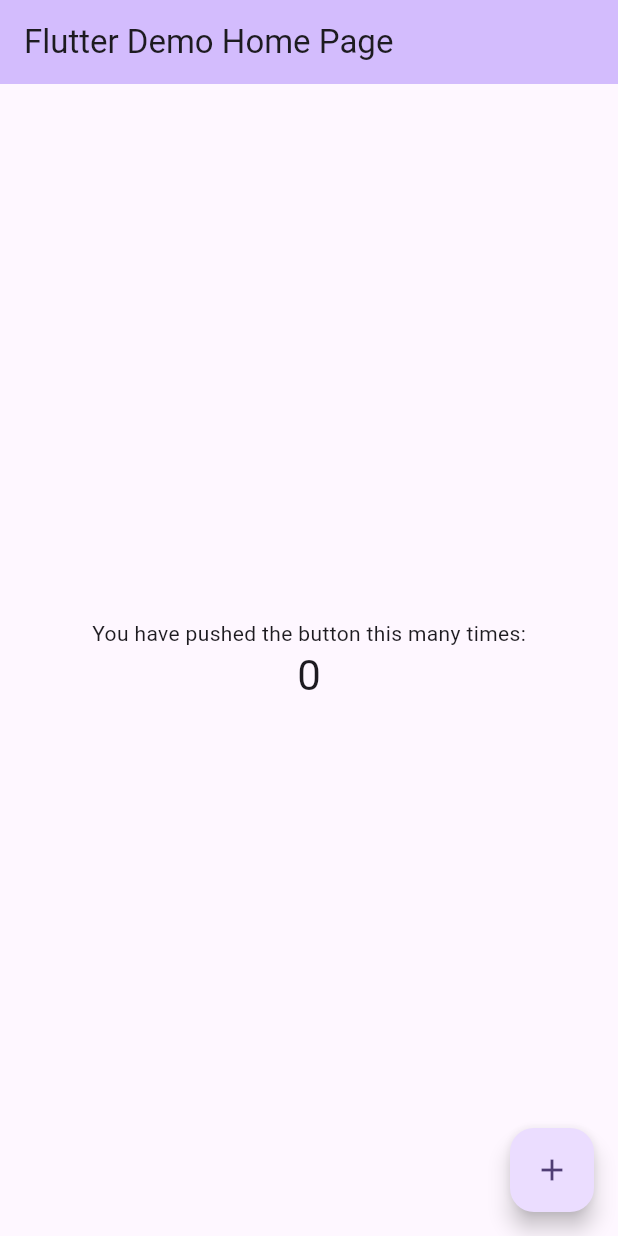
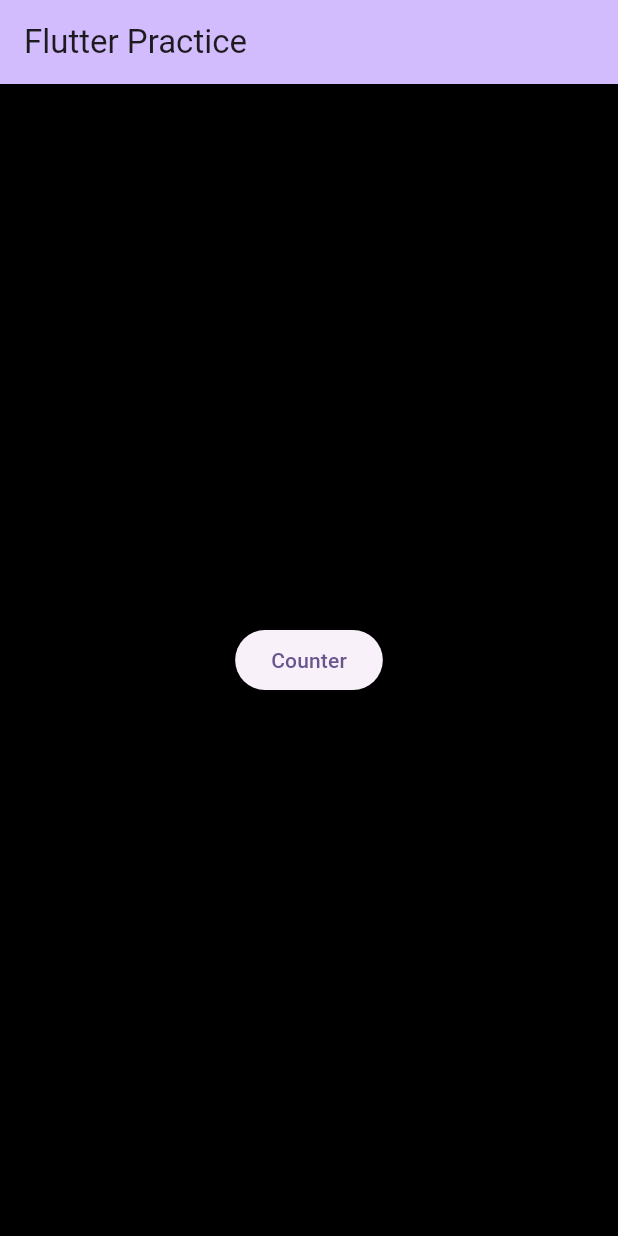
Before and after one commit to RohmadRifai/flutter_practices, a Flutter app: the screen it shows after launch, on a phone screen of 412 x 824 dp. Run offline on Flutter 3.47's test engine with Material 3 defaults, Android fonts, the phone set to English and light mode, and no system bars; our stand-ins replace flutter_riverpod.

Commit message:
feat: add routes, implement riverpod

```diff
--- a/lib/main.dart
+++ b/lib/main.dart
@@ -1,7 +1,14 @@
 import 'package:flutter/material.dart';
+import 'package:flutter_riverpod/flutter_riverpod.dart';
+
+import 'routes.dart';
 
 void main() {
-  runApp(const MyApp());
+  runApp(
+    const ProviderScope(
+      child: MyApp(),
+    ),
+  );
 }
 
 class MyApp extends StatelessWidget {
@@ -11,60 +18,39 @@ class MyApp extends StatelessWidget {
   Widget build(BuildContext context) {
     return MaterialApp(
       debugShowCheckedModeBanner: false,
-      title: 'Flutter Demo',
+      title: 'Flutter Practice',
       theme: ThemeData(
         colorScheme: ColorScheme.fromSeed(seedColor: Colors.deepPurple),
         useMaterial3: true,
       ),
-      home: const MyHomePage(title: 'Flutter Demo Home Page'),
+      home: const MyHomePage(),
+      routes: routes,
     );
   }
 }
 
-class MyHomePage extends StatefulWidget {
-  const MyHomePage({super.key, required this.title});
-
-  final String title;
-
-  @override
-  State<MyHomePage> createState() => _MyHomePageState();
-}
-
-class _MyHomePageState extends State<MyHomePage> {
-  int _counter = 0;
-
-  void _incrementCounter() {
-    setState(() {
-      _counter++;
-    });
-  }
+class MyHomePage extends StatelessWidget {
+  const MyHomePage({super.key});
 
   @override
   Widget build(BuildContext context) {
     return Scaffold(
+      backgroundColor: Colors.black,
       appBar: AppBar(
         backgroundColor: Theme.of(context).colorScheme.inversePrimary,
-        title: Text(widget.title),
+        title: const Text('Flutter Practice'),
       ),
       body: Center(
         child: Column(
-          mainAxisAlignment: MainAxisAlignment.center,
-          children: <Widget>[
-            const Text(
-              'You have pushed the button this many times:',
-            ),
-            Text(
-              '$_counter',
-              style: Theme.of(context).textTheme.headlineMedium,
+          mainAxisSize: MainAxisSize.min,
+          children: [
+            ElevatedButton(
+              onPressed: () => Navigator.pushNamed(context, counterRouteName),
+              child: const Text('Counter'),
             ),
           ],
         ),
       ),
-      floatingActionButton: FloatingActionButton(
-        onPressed: _incrementCounter,
-        tooltip: 'Increment',
-        child: const Icon(Icons.add),
-      ),
     );
   }
 }
--- /dev/null
+++ b/lib/routes.dart
@@ -0,0 +1,7 @@
+import 'counter/counter_page.dart';
+
+const counterRouteName = '/counter';
+
+final routes = {
+  counterRouteName: (context) => const CounterPage(),
+};
--- a/pubspec.yaml
+++ b/pubspec.yaml
@@ -35,6 +35,8 @@ dependencies:
   # The following adds the Cupertino Icons font to your application.
   # Use with the CupertinoIcons class for iOS style icons.
   cupertino_icons: ^1.0.6
+  flutter_riverpod: ^2.5.1
+  riverpod_annotation: ^2.3.5
 
 dev_dependencies:
   flutter_test:
@@ -46,6 +48,9 @@ dev_dependencies:
   # package. See that file for information about deactivating specific lint
   # rules and activating additional ones.
   flutter_lints: ^3.0.0
+  build_runner: ^2.4.11
+  riverpod_generator: ^2.4.0
+  riverpod_lint: ^2.3.10
 
 # For information on the generic Dart part of this file, see the
 # following page: https://dart.dev/tools/pub/pubspec
```
Also changed, not shown: pubspec.lock.
